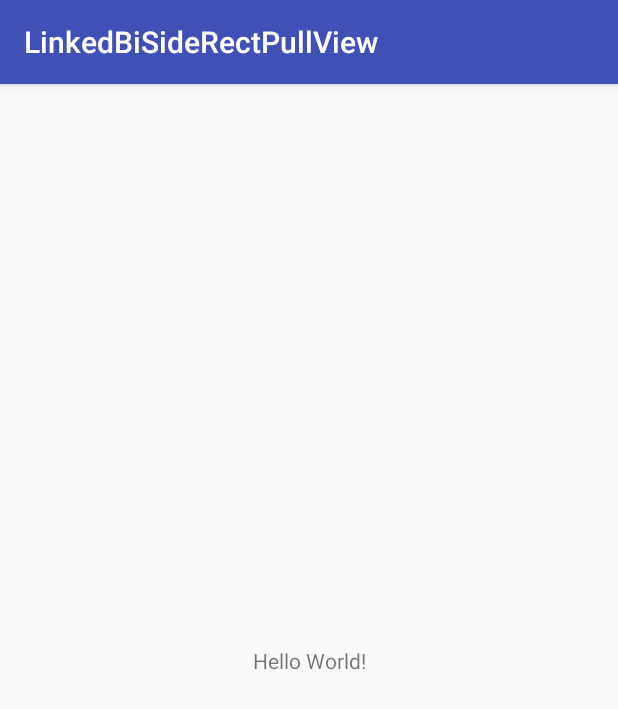
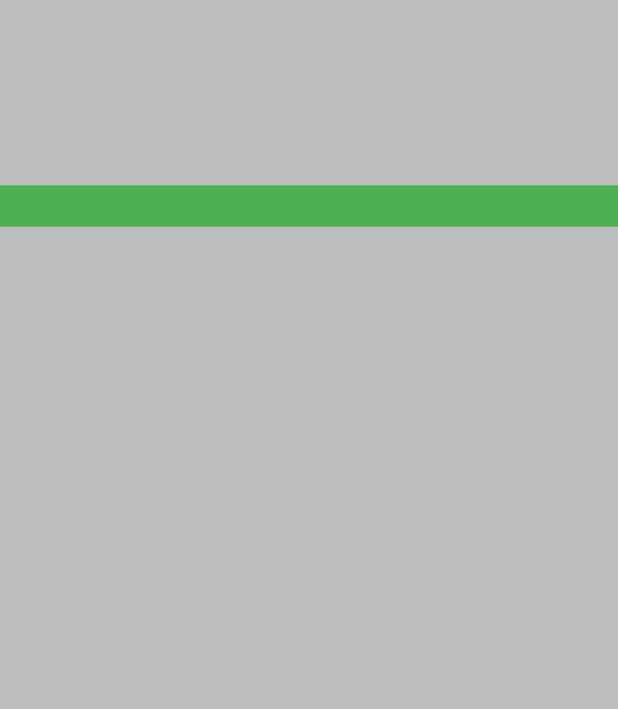
Before and after one commit to Anwesh43/LinkedBiSideRectPullView, an Android app: the screen it shows after launch (MainActivity), on a phone screen of 412 x 824 dp. Shown: the top 709 px of the screen. Run offline under Robolectric (Android 15) with nearby library versions, the phone set to English and light mode, and no system bars.

```diff
--- a/app/build.gradle
+++ b/app/build.gradle
@@ -27,6 +27,7 @@ dependencies {
     androidTestImplementation 'com.android.support.test:runner:1.0.1'
     androidTestImplementation 'com.android.support.test.espresso:espresso-core:3.0.1'
     compile "org.jetbrains.kotlin:kotlin-stdlib-jre7:$kotlin_version"
+    compile project(":bisiderectpullview")
 }
 repositories {
     mavenCentral()
--- a/app/src/main/java/com/anwesh/uiprojects/linkedbisiderectpullview/MainActivity.kt
+++ b/app/src/main/java/com/anwesh/uiprojects/linkedbisiderectpullview/MainActivity.kt
@@ -2,11 +2,19 @@ package com.anwesh.uiprojects.linkedbisiderectpullview
 
 import android.support.v7.app.AppCompatActivity
 import android.os.Bundle
+import android.view.WindowManager
+import com.anwesh.uiprojects.bisiderectpullview.BiSideRectPullView
 
 class MainActivity : AppCompatActivity() {
 
     override fun onCreate(savedInstanceState: Bundle?) {
         super.onCreate(savedInstanceState)
-        setContentView(R.layout.activity_main)
+        BiSideRectPullView.create(this)
+        fullScreen()
     }
 }
+
+fun MainActivity.fullScreen() {
+    supportActionBar?.hide()
+    window.addFlags(WindowManager.LayoutParams.FLAG_FULLSCREEN)
+}
```
